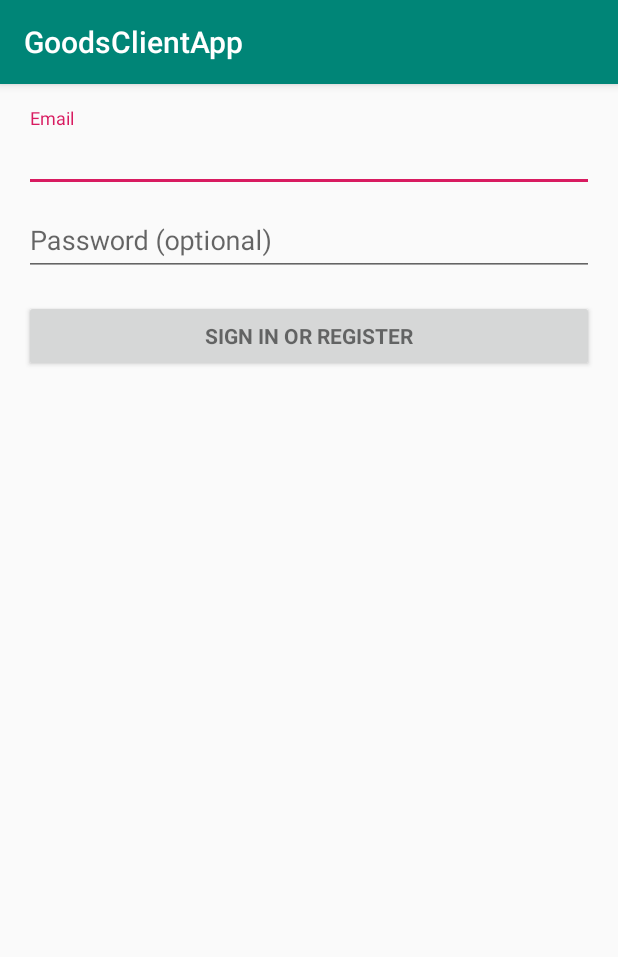
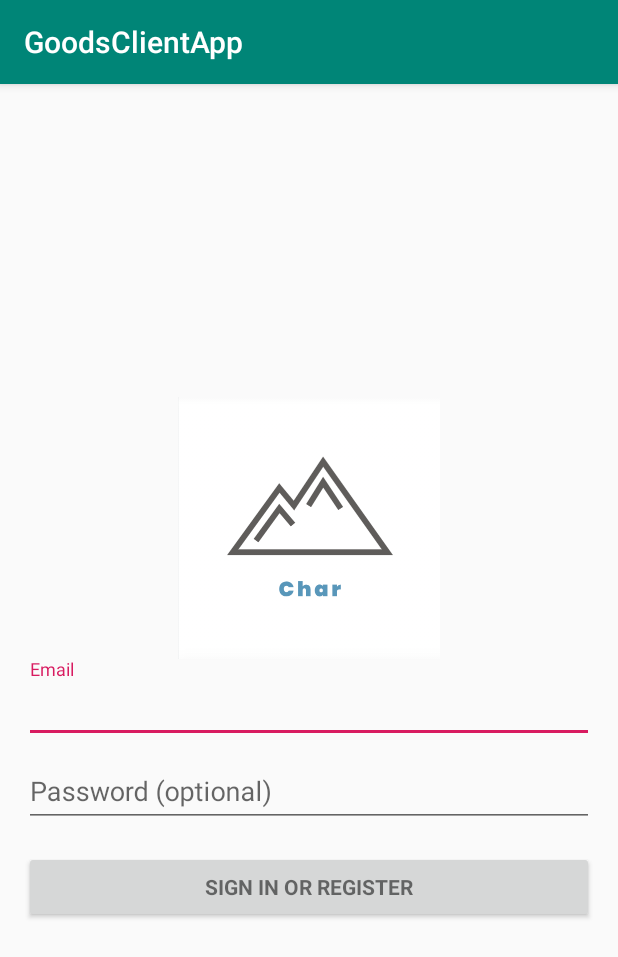
Before and after one commit to CharJin/GoodsClientApp, an Android app: the screen it shows after launch (LoginActivity), on a phone screen of 412 x 824 dp. Shown: the top 957 px of the screen. Run offline under Robolectric (Android 15) with nearby library versions, the phone set to English and light mode, and no system bars.

Commit message:
Complete the "Login" layout.

```diff
--- a/app/src/main/res/layout/activity_login.xml
+++ b/app/src/main/res/layout/activity_login.xml
@@ -1,29 +1,31 @@
 <?xml version="1.0" encoding="utf-8"?>
-<LinearLayout xmlns:android="http://schemas.android.com/apk/res/android"
+<RelativeLayout xmlns:android="http://schemas.android.com/apk/res/android"
     xmlns:tools="http://schemas.android.com/tools"
     android:layout_width="match_parent"
     android:layout_height="match_parent"
-    android:gravity="center_horizontal"
-    android:orientation="vertical"
+    android:gravity="center_vertical"
     android:paddingLeft="@dimen/activity_horizontal_margin"
     android:paddingTop="@dimen/activity_vertical_margin"
     android:paddingRight="@dimen/activity_horizontal_margin"
     android:paddingBottom="@dimen/activity_vertical_margin"
+
     tools:context=".LoginActivity">
 
-    <!-- Login progress -->
-    <ProgressBar
-        android:id="@+id/login_progress"
-        style="?android:attr/progressBarStyleLarge"
+    <ImageView
+        android:id="@+id/img_logo"
         android:layout_width="wrap_content"
         android:layout_height="wrap_content"
-        android:layout_marginBottom="8dp"
-        android:visibility="gone" />
+        android:layout_centerHorizontal="true"
+        android:contentDescription="logo"
+        android:scaleType="fitCenter"
+        android:src="@mipmap/logo" />
+
 
     <ScrollView
         android:id="@+id/login_form"
         android:layout_width="match_parent"
-        android:layout_height="match_parent">
+        android:layout_height="wrap_content"
+        android:layout_below="@id/img_logo">
 
         <LinearLayout
             android:id="@+id/email_login_form"
@@ -54,6 +56,7 @@
                     android:id="@+id/password"
                     android:layout_width="match_parent"
                     android:layout_height="wrap_content"
+                    android:autofillHints="password"
                     android:hint="@string/prompt_password"
                     android:imeActionId="6"
                     android:imeActionLabel="@string/action_sign_in_short"
@@ -75,4 +78,4 @@
 
         </LinearLayout>
     </ScrollView>
-</LinearLayout>
+</RelativeLayout>
--- a/build.gradle
+++ b/build.gradle
@@ -7,7 +7,7 @@ buildscript {
 
     }
     dependencies {
-        classpath 'com.android.tools.build:gradle:3.3.0'
+        classpath 'com.android.tools.build:gradle:3.3.2'
 
         // NOTE: Do not place your application dependencies here; they belong
         // in the individual module build.gradle files
```
Also changed, not shown: app/src/main/res/mipmap-xxhdpi/logo.png (added).
